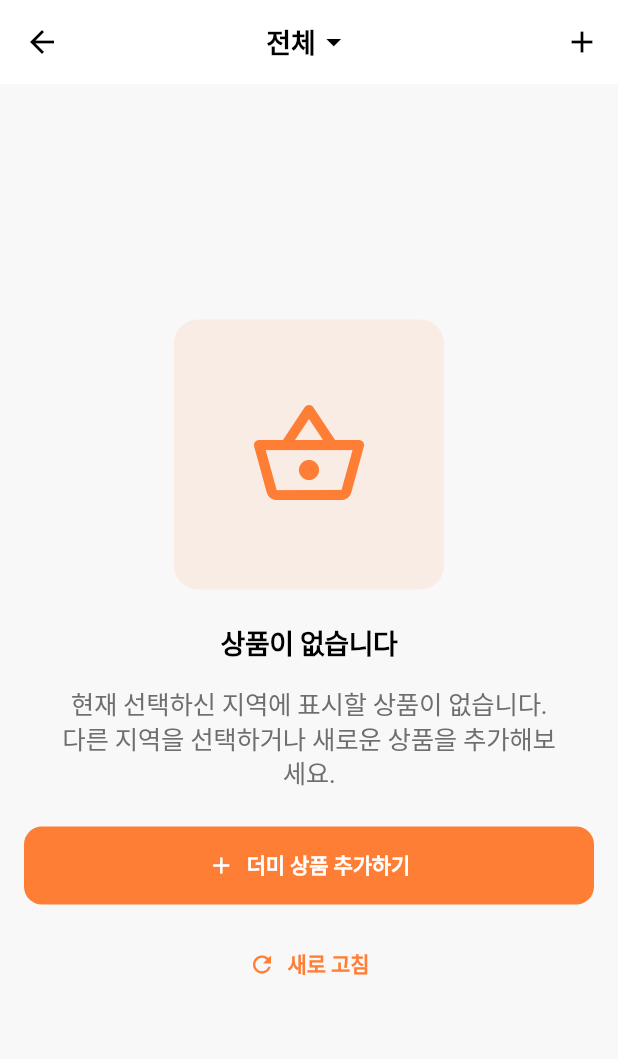
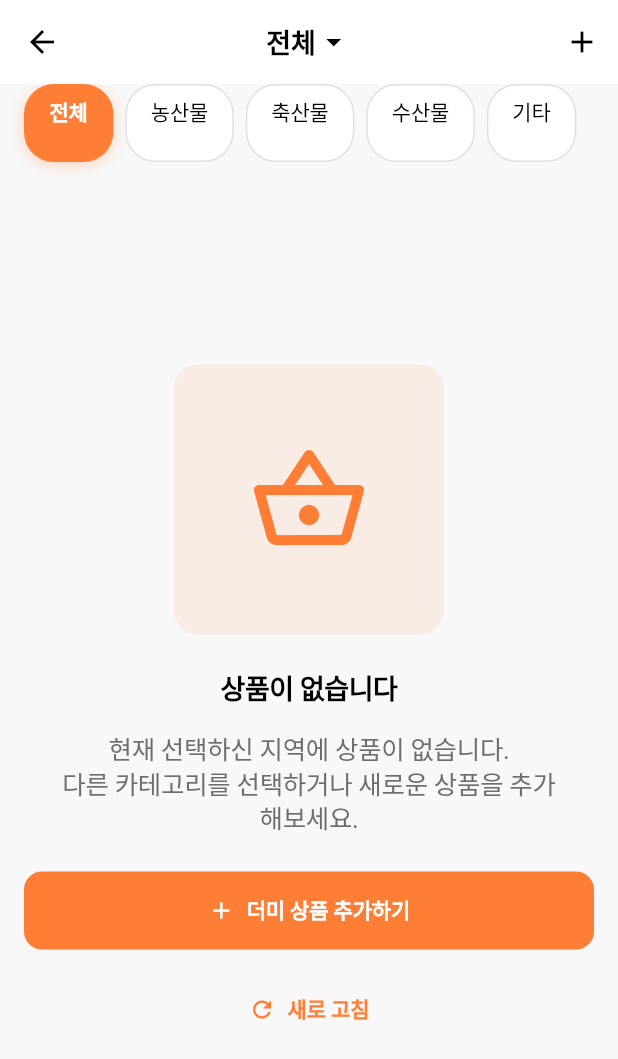
Before and after one commit to cherryberryyogurt/watchman-app-pjh, a Flutter app: the ProductListScreen screen opened by its route, on a phone screen of 412 x 824 dp. Shown: the top 1059 px of the screen. Run offline on Flutter 3.47's test engine with Material 3 defaults, Android fonts, the phone set to English and light mode, and no system bars; our stand-ins replace cached_network_image, cloud_firestore, dots_indicator, equatable, firebase_auth, firebase_core and 7 more; missing offline and left inert: firebase_app_check; accounts and stored records are empty; generated files the repository leaves out were written again; Roboto replaces fonts that are missing (Pretendard); project files that could hold a hidden picture were left out.

Commit message:
product_category 필터 적용된 product list 화면 구현

```diff
--- a/lib/features/products/screens/product_list_screen.dart
+++ b/lib/features/products/screens/product_list_screen.dart
@@ -26,6 +26,7 @@ class _ProductListScreenState extends ConsumerState<ProductListScreen> {
 
   Future<void> _loadProducts() async {
     try {
+      // 현재 사용자 위치 + 선택된 카테고리로 로드
       await ref.read(productProvider.notifier).loadProducts();
     } catch (e) {
       if (mounted) {
@@ -88,11 +89,31 @@ class _ProductListScreenState extends ConsumerState<ProductListScreen> {
   Widget _buildLocationSelector() {
     final locations = [
       {'name': '전체', 'coordinates': null, 'locationTag': '전체'},
-      {'name': '강남구', 'coordinates': const GeoPoint(37.4988, 127.0281), 'locationTag': '강남동'},
-      {'name': '서초구', 'coordinates': const GeoPoint(37.4923, 127.0292), 'locationTag': '서초동'},
-      {'name': '송파구', 'coordinates': const GeoPoint(37.5145, 127.1057), 'locationTag': '송파동'},
-      {'name': '영등포구', 'coordinates': const GeoPoint(37.5257, 126.8957), 'locationTag': '영등포동'},
-      {'name': '강서구', 'coordinates': const GeoPoint(37.5509, 126.8495), 'locationTag': '강서동'},
+      {
+        'name': '강남구',
+        'coordinates': const GeoPoint(37.4988, 127.0281),
+        'locationTag': '강남동'
+      },
+      {
+        'name': '서초구',
+        'coordinates': const GeoPoint(37.4923, 127.0292),
+        'locationTag': '서초동'
+      },
+      {
+        'name': '송파구',
+        'coordinates': const GeoPoint(37.5145, 127.1057),
+        'locationTag': '송파동'
+      },
+      {
+        'name': '영등포구',
+        'coordinates': const GeoPoint(37.5257, 126.8957),
+        'locationTag': '영등포동'
+      },
+      {
+        'name': '강서구',
+        'coordinates': const GeoPoint(37.5509, 126.8495),
+        'locationTag': '강서동'
+      },
     ];
 
     return Container(
@@ -117,16 +138,21 @@ class _ProductListScreenState extends ConsumerState<ProductListScreen> {
                 title: Text(location['name'] as String),
                 onTap: () {
                   final notifier = ref.read(productProvider.notifier);
+                  final currentState = ref.read(productProvider);
+
                   notifier.setLocation(
                     location['name'] as String,
                     location['coordinates'] as GeoPoint?,
                   );
 
                   if (location['locationTag'] != '전체') {
-                    // 지역 태그 기반으로 상품 로드
-                    notifier.loadProductsByLocationTag(location['locationTag'] as String);
+                    // 선택된 카테고리를 유지하면서 지역별 상품 로드
+                    notifier.loadProductsByLocationTagAndCategory(
+                      location['locationTag'] as String,
+                      currentState.currentCategory,
+                    );
                   } else {
-                    notifier.loadProducts();
+                    notifier.loadAllProducts();
                   }
                   Navigator.pop(context);
                 },
@@ -139,7 +165,112 @@ class _ProductListScreenState extends ConsumerState<ProductListScreen> {
     );
   }
 
+  // 카테고리 필터 버튼 위젯
+  Widget _buildCategoryFilters() {
+    final categories = [
+      {'name': '전체', 'value': '전체'},
+      {'name': '농산물', 'value': 'agricultural'},
+      {'name': '축산물', 'value': 'livestock'},
+      {'name': '수산물', 'value': 'marine'},
+      {'name': '기타', 'value': 'etc'},
+    ];
+
+    return Container(
+      height: 52,
+      margin: const EdgeInsets.only(bottom: Dimensions.spacingSm),
+      child: ListView.separated(
+        padding: const EdgeInsets.symmetric(horizontal: Dimensions.padding),
+        scrollDirection: Axis.horizontal,
+        itemCount: categories.length,
+        separatorBuilder: (context, index) => const SizedBox(width: 8),
+        itemBuilder: (context, index) {
+          final category = categories[index];
+          final isSelected =
+              ref.watch(productProvider).currentCategory == category['value'];
+
+          return _buildCategoryChip(
+            label: category['name']!,
+            isSelected: isSelected,
+            onTap: () => _onCategorySelected(category['value']!),
+          );
+        },
+      ),
+    );
+  }
+
+  // 토스/당근마켓 스타일 카테고리 칩
+  Widget _buildCategoryChip({
+    required String label,
+    required bool isSelected,
+    required VoidCallback onTap,
+  }) {
+    return GestureDetector(
+      onTap: onTap,
+      child: AnimatedContainer(
+        duration: const Duration(milliseconds: 200),
+        padding: const EdgeInsets.symmetric(horizontal: 16, vertical: 8),
+        decoration: BoxDecoration(
+          color: isSelected
+              ? ColorPalette.primary
+              : Theme.of(context).brightness == Brightness.dark
+                  ? ColorPalette.surfaceDark
+                  : ColorPalette.surfaceLight,
+          borderRadius: BorderRadius.circular(20),
+          border: Border.all(
+            color: isSelected
+                ? ColorPalette.primary
+                : Theme.of(context).brightness == Brightness.dark
+                    ? ColorPalette.borderDark
+                    : ColorPalette.border,
+            width: 1,
+          ),
+          boxShadow: isSelected
+              ? [
+                  BoxShadow(
+                    color: ColorPalette.primary.withOpacity(0.3),
+                    blurRadius: 8,
+                    offset: const Offset(0, 2),
+                  ),
+                ]
+              : null,
+        ),
+        child: Text(
+          label,
+          style: TextStyles.labelLarge.copyWith(
+            color: isSelected
+                ? Colors.white
+                : Theme.of(context).brightness == Brightness.dark
+                    ? ColorPalette.textPrimaryDark
+                    : ColorPalette.textPrimaryLight,
+            fontWeight: isSelected ? FontWeight.w600 : FontWeight.w500,
+          ),
+        ),
+      ),
+    );
+  }
+
+  // 카테고리 선택 핸들러
+  void _onCategorySelected(String category) {
+    final notifier = ref.read(productProvider.notifier);
+
+    notifier.setCategory(category);
+    notifier.loadProductsByCategory(category);
+  }
+
   Widget _buildEmptyProductView() {
+    final currentCategory = ref.watch(productProvider).currentCategory;
+    final categoryName = currentCategory == '전체'
+        ? '상품'
+        : currentCategory == 'agricultural'
+            ? '농산물'
+            : currentCategory == 'livestock'
+                ? '축산물'
+                : currentCategory == 'marine'
+                    ? '수산물'
+                    : currentCategory == 'etc'
+                        ? '기타 상품'
+                        : '상품';
+
     return Center(
       child: Container(
         padding: const EdgeInsets.all(Dimensions.padding),
@@ -166,7 +297,7 @@ class _ProductListScreenState extends ConsumerState<ProductListScreen> {
 
             // 타이틀 텍스트
             Text(
-              '상품이 없습니다',
+              '$categoryName이 없습니다',
               style: TextStyles.headlineSmall,
               textAlign: TextAlign.center,
             ),
@@ -174,9 +305,10 @@ class _ProductListScreenState extends ConsumerState<ProductListScreen> {
 
             // 설명 텍스트
             Padding(
-              padding: const EdgeInsets.symmetric(horizontal: Dimensions.paddingLg),
+              padding:
+                  const EdgeInsets.symmetric(horizontal: Dimensions.paddingLg),
               child: Text(
-                '현재 선택하신 지역에 표시할 상품이 없습니다.\n다른 지역을 선택하거나 새로운 상품을 추가해보세요.',
+                '현재 선택하신 지역에 $categoryName이 없습니다.\n다른 카테고리를 선택하거나 새로운 상품을 추가해보세요.',
                 style: TextStyles.bodyLarge.copyWith(
                   color: Theme.of(context).brightness == Brightness.dark
                       ? ColorPalette.textSecondaryDark
@@ -260,6 +392,13 @@ class _ProductListScreenState extends ConsumerState<ProductListScreen> {
       ),
       body: RefreshIndicator(
         onRefresh: _loadProducts,
+        child: Column(
+          children: [
+            // 카테고리 필터 추가
+            _buildCategoryFilters(),
+
+            // 기존 상품 리스트
+            Expanded(
               child: Builder(
                 builder: (context) {
                   final status = productState.status;
@@ -267,9 +406,7 @@ class _ProductListScreenState extends ConsumerState<ProductListScreen> {
                   final errorMessage = productState.errorMessage;
 
                   if (isLoading && products.isEmpty) {
-              return const Center(
-                child: CircularProgressIndicator(),
-              );
+                    return const Center(child: CircularProgressIndicator());
                   }
 
                   if (status == ProductLoadStatus.error && products.isEmpty) {
@@ -277,10 +414,7 @@ class _ProductListScreenState extends ConsumerState<ProductListScreen> {
                       child: Column(
                         mainAxisAlignment: MainAxisAlignment.center,
                         children: [
-                    Text(
-                      '오류가 발생했습니다',
-                      style: TextStyles.titleMedium,
-                    ),
+                          Text('오류가 발생했습니다', style: TextStyles.titleMedium),
                           const SizedBox(height: Dimensions.spacingSm),
                           Text(
                             errorMessage ?? '알 수 없는 오류',
@@ -304,7 +438,8 @@ class _ProductListScreenState extends ConsumerState<ProductListScreen> {
                   return Stack(
                     children: [
                       ListView.builder(
-                  padding: const EdgeInsets.only(bottom: Dimensions.spacingLg),
+                        padding:
+                            const EdgeInsets.only(bottom: Dimensions.spacingLg),
                         itemCount: products.length,
                         itemBuilder: (context, index) {
                           final product = products[index];
@@ -330,6 +465,9 @@ class _ProductListScreenState extends ConsumerState<ProductListScreen> {
                 },
               ),
             ),
+          ],
+        ),
+      ),
     );
   }
 }
```
Also changed, not shown: firestore.indexes.json (+21 -0 lines), lib/features/products/providers/product_state.dart (+119 -56 lines), lib/features/products/repositories/product_repository.dart (+88 -3 lines), lib/features/auth/providers/signup_provider.g.dart, lib/features/products/providers/product_state.g.dart. Lines whose indentation alone changed are shown as unchanged.
